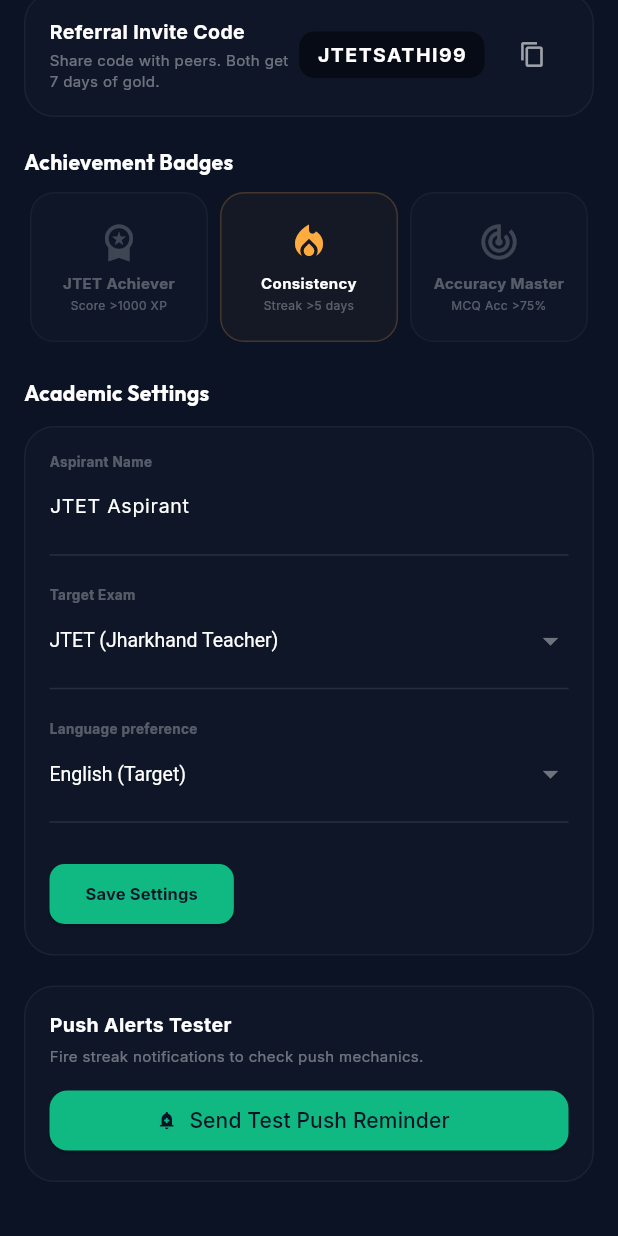
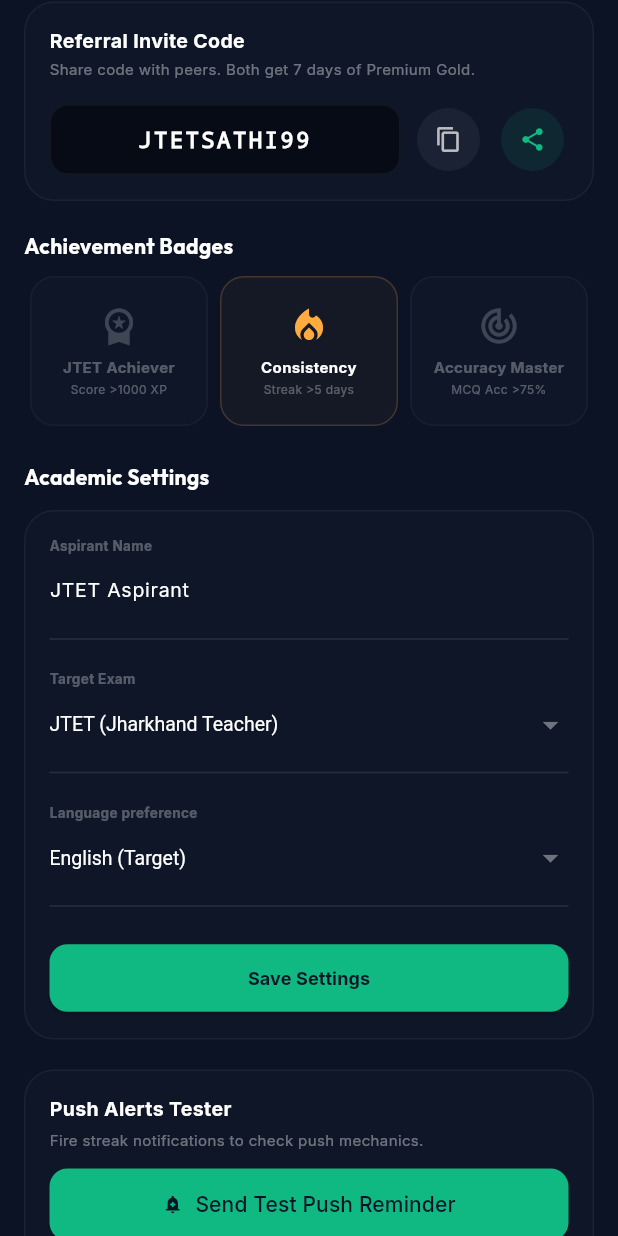
Before and after one commit to amankumard721/upsc, a Flutter app: the ProfileScreen screen opened directly, scrolled down 576 dp, on a phone screen of 412 x 824 dp. Run offline on Flutter 3.47's test engine with Material 3 defaults, Android fonts, the light colour scheme and no system bars; our stand-ins replace google_fonts, just_audio, shared_preferences, supabase_flutter; accounts and stored records are empty; network calls fail.

Commit message:
feat: redesign portfolio screen - add real referral sharing and sign out actions

```diff
--- a/prepai_flutter/lib/screens/profile_screen.dart
+++ b/prepai_flutter/lib/screens/profile_screen.dart
@@ -1,9 +1,11 @@
 import 'package:flutter/material.dart';
+import 'package:flutter/services.dart';
 import 'package:provider/provider.dart';
 import 'dart:async';
 import 'package:shared_preferences/shared_preferences.dart';
 import '../providers/app_state.dart';
 import '../models/models.dart';
+import 'login_screen.dart';
 
 class ProfileScreen extends StatefulWidget {
   const ProfileScreen({super.key});
@@ -103,67 +105,60 @@ class _ProfileScreenState extends State<ProfileScreen> {
                     ),
                   ),
 
-                  // Gateway detail list
                   Padding(
-                    padding: const EdgeInsets.all(20.0),
+                    padding: const EdgeInsets.all(20),
                     child: Column(
                       children: [
                         Row(
                           mainAxisAlignment: MainAxisAlignment.spaceBetween,
                           children: [
-                            Text('Upgrade Price:', style: TextStyle(color: Colors.white.withOpacity(0.4), fontSize: 12)),
-                            const Text('₹199.00 INR', style: TextStyle(color: Colors.white, fontSize: 13, fontWeight: FontWeight.bold)),
+                            Text('Plan Price:', style: TextStyle(color: Colors.white.withOpacity(0.5), fontSize: 12)),
+                            const Text('₹199.00 INR', style: TextStyle(color: Colors.white, fontWeight: FontWeight.bold, fontSize: 12)),
                           ],
                         ),
-                        const SizedBox(height: 10),
+                        const SizedBox(height: 8),
                         Row(
                           mainAxisAlignment: MainAxisAlignment.spaceBetween,
                           children: [
-                            Text('Welcome Bonus:', style: TextStyle(color: Colors.white.withOpacity(0.4), fontSize: 12)),
-                            Text('+300 XP Points', style: TextStyle(color: goldColor, fontSize: 13, fontWeight: FontWeight.bold)),
+                            Text('XP Welcome Bonus:', style: TextStyle(color: Colors.white.withOpacity(0.5), fontSize: 12)),
+                            const Text('+300 XP', style: TextStyle(color: Colors.greenAccent, fontWeight: FontWeight.bold, fontSize: 12)),
                           ],
                         ),
-                        const Divider(color: Colors.white10, height: 24),
+                        const SizedBox(height: 24),
 
-                        Text(
-                          'Secure payment gateway encryption enabled',
-                          style: TextStyle(color: Colors.white.withOpacity(0.2), fontSize: 9),
-                        ),
-                        const SizedBox(height: 20),
-
-                        // Action button
+                        if (gatewayLoading)
+                          const Column(
+                            children: [
+                              CircularProgressIndicator(color: Colors.indigo),
+                              SizedBox(height: 12),
+                              Text('Processing payment gateway simulator...', style: TextStyle(color: Colors.white54, fontSize: 10)),
+                            ],
+                          )
+                        else
                           SizedBox(
                             width: double.infinity,
-                          height: 44,
                             child: ElevatedButton(
-                            onPressed: gatewayLoading ? null : () async {
+                              onPressed: () {
                                 setModalState(() {
                                   gatewayLoading = true;
                                 });
-                              // Simulate bank gateway delay
-                              await Future.delayed(const Duration(seconds: 2));
-
+                                Timer(const Duration(seconds: 2), () async {
                                   await state.upgradeToPremium();
-
                                   if (context.mounted) {
-                                Navigator.pop(context); // Close gateway modal
-                                _showUpgradeSuccessDialog(goldColor);
+                                    Navigator.pop(context);
+                                    _showSuccessUpgradeDialog();
                                   }
+                                });
                               },
                               style: ElevatedButton.styleFrom(
                                 backgroundColor: Colors.indigo,
-                              disabledBackgroundColor: Colors.indigo.withOpacity(0.3),
+                                foregroundColor: Colors.white,
+                                padding: const EdgeInsets.symmetric(vertical: 16),
                                 shape: RoundedRectangleBorder(borderRadius: BorderRadius.circular(12)),
                               ),
-                            child: gatewayLoading
-                                ? const SizedBox(
-                                    width: 20,
-                                    height: 20,
-                                    child: CircularProgressIndicator(color: Colors.white, strokeWidth: 2),
-                                  )
-                                : const Text('Pay ₹199 via Card/UPI', style: TextStyle(color: Colors.white, fontWeight: FontWeight.bold, fontSize: 13)),
+                              child: const Text('Simulate Successful Upgrade', style: TextStyle(fontWeight: FontWeight.bold)),
                             ),
-                        )
+                          ),
                       ],
                     ),
                   )
@@ -176,30 +171,30 @@ class _ProfileScreenState extends State<ProfileScreen> {
     );
   }
 
-  void _showUpgradeSuccessDialog(Color goldColor) {
+  void _showSuccessUpgradeDialog() {
     showDialog(
       context: context,
       builder: (context) => AlertDialog(
         backgroundColor: const Color(0xFF070B16),
         shape: RoundedRectangleBorder(
           borderRadius: BorderRadius.circular(20),
-          side: BorderSide(color: goldColor, width: 1.5),
+          side: const BorderSide(color: Color(0xFF10B981), width: 1.5),
         ),
-        title: Row(
+        title: const Row(
           children: [
-            Icon(Icons.stars, color: goldColor),
-            const SizedBox(width: 8),
-            const Text('Gold Upgraded!', style: TextStyle(color: Colors.white, fontFamily: 'Outfit')),
+            Icon(Icons.stars, color: Color(0xFF10B981)),
+            SizedBox(width: 8),
+            Text('Upgrade Complete!', style: TextStyle(color: Colors.white, fontFamily: 'Outfit')),
           ],
         ),
         content: const Text(
-          'Welcome to JTET Sathi Premium! All study materials and mock tests are now unlocked. +300 XP welcome bonus points have been added to your dashboard.',
+          'Premium benefits active! You have been awarded 300 XP and unlimited access to JTET Sathi mock tests.',
           style: TextStyle(color: Colors.white70, fontSize: 13, height: 1.4),
         ),
         actions: [
           ElevatedButton(
             onPressed: () => Navigator.pop(context),
-            style: ElevatedButton.styleFrom(backgroundColor: goldColor, foregroundColor: const Color(0xFF0B1325)),
+            style: ElevatedButton.styleFrom(backgroundColor: const Color(0xFF10B981), foregroundColor: const Color(0xFF0B1325)),
             child: const Text('Launch Course', style: TextStyle(fontWeight: FontWeight.bold)),
           )
         ],
@@ -239,9 +234,71 @@ class _ProfileScreenState extends State<ProfileScreen> {
     );
   }
 
+  Future<void> _handleSignOut(AppState state) async {
+    // Show confirmation dialog first
+    final confirm = await showDialog<bool>(
+      context: context,
+      builder: (context) => AlertDialog(
+        backgroundColor: const Color(0xFF070B16),
+        shape: RoundedRectangleBorder(
+          borderRadius: BorderRadius.circular(20),
+          side: BorderSide(color: Colors.white.withOpacity(0.1)),
+        ),
+        title: const Text('Sign Out', style: TextStyle(color: Colors.white, fontFamily: 'Outfit')),
+        content: const Text('Are you sure you want to sign out from JTET Sathi?', style: TextStyle(color: Colors.white70, fontSize: 13)),
+        actions: [
+          TextButton(
+            onPressed: () => Navigator.pop(context, false),
+            child: const Text('Cancel', style: TextStyle(color: Colors.white60)),
+          ),
+          ElevatedButton(
+            onPressed: () => Navigator.pop(context, true),
+            style: ElevatedButton.styleFrom(backgroundColor: Colors.redAccent, foregroundColor: Colors.white),
+            child: const Text('Sign Out', style: TextStyle(fontWeight: FontWeight.bold)),
+          ),
+        ],
+      ),
+    );
+
+    if (confirm == true) {
+      await state.signOut();
+      if (mounted) {
+        Navigator.pushAndRemoveUntil(
+          context,
+          MaterialPageRoute(builder: (context) => const LoginScreen()),
+          (route) => false,
+        );
+      }
+    }
+  }
+
+  void _shareApp(String inviteCode) {
+    final text = 'Hey! Prepare for JTET with me on JTET Sathi. Use my code "$inviteCode" to unlock 7 days of Premium Gold mock series for free! Download the app now.';
+    Clipboard.setData(ClipboardData(text: text));
+    ScaffoldMessenger.of(context).showSnackBar(
+      SnackBar(
+        backgroundColor: const Color(0xFF10B981),
+        behavior: SnackBarBehavior.floating,
+        shape: RoundedRectangleBorder(borderRadius: BorderRadius.circular(12)),
+        content: const Row(
+          children: [
+            Icon(Icons.check_circle_outline, color: Color(0xFF0B1325)),
+            SizedBox(width: 8),
+            Expanded(
+              child: Text(
+                'Share text with referral code copied to clipboard!',
+                style: TextStyle(color: Color(0xFF0B1325), fontSize: 11, fontWeight: FontWeight.bold),
+              ),
+            ),
+          ],
+        ),
+      ),
+    );
+  }
+
   @override
-  Widget build(BuildContext StateContext) {
-    final state = Provider.of<AppState>(StateContext);
+  Widget build(BuildContext context) {
+    final state = Provider.of<AppState>(context);
     final profile = state.profile;
     final goldColor = const Color(0xFF10B981);
 
@@ -255,6 +312,8 @@ class _ProfileScreenState extends State<ProfileScreen> {
     final hasFlame = (profile?.streak ?? 0) >= 5;
     final hasTarget = averageAccuracy >= 75 && totalSolved >= 5;
 
+    final inviteCode = 'JTETSATHI99';
+
     return Scaffold(
       backgroundColor: const Color(0xFF0B1325),
       body: SafeArea(
@@ -263,6 +322,7 @@ class _ProfileScreenState extends State<ProfileScreen> {
           child: Column(
             crossAxisAlignment: CrossAxisAlignment.start,
             children: [
+              // Header
               const Text(
                 'Aspirant Portfolio',
                 style: TextStyle(
@@ -280,17 +340,17 @@ class _ProfileScreenState extends State<ProfileScreen> {
                 padding: const EdgeInsets.all(16),
                 decoration: BoxDecoration(
                   color: Colors.white.withOpacity(0.02),
-                  borderRadius: BorderRadius.circular(20),
+                  borderRadius: BorderRadius.circular(24),
                   border: Border.all(color: Colors.white.withOpacity(0.06)),
                 ),
                 child: Row(
                   children: [
                     CircleAvatar(
-                      radius: 30,
+                      radius: 32,
                       backgroundColor: goldColor.withOpacity(0.12),
                       child: Text(
-                        (profile?.fullName ?? 'U').substring(0, 1),
-                        style: TextStyle(color: goldColor, fontSize: 24, fontWeight: FontWeight.bold),
+                        (profile?.fullName ?? 'U').substring(0, 1).toUpperCase(),
+                        style: TextStyle(color: goldColor, fontSize: 26, fontWeight: FontWeight.bold),
                       ),
                     ),
                     const SizedBox(width: 16),
@@ -310,7 +370,7 @@ class _ProfileScreenState extends State<ProfileScreen> {
                           const SizedBox(height: 8),
                           profile?.isPremium == true
                               ? Container(
-                                  padding: const EdgeInsets.symmetric(horizontal: 8, vertical: 2),
+                                  padding: const EdgeInsets.symmetric(horizontal: 8, vertical: 3),
                                   decoration: BoxDecoration(
                                     color: goldColor.withOpacity(0.15),
                                     borderRadius: BorderRadius.circular(10),
@@ -329,7 +389,7 @@ class _ProfileScreenState extends State<ProfileScreen> {
                                   ),
                                 )
                               : Container(
-                                  padding: const EdgeInsets.symmetric(horizontal: 8, vertical: 2),
+                                  padding: const EdgeInsets.symmetric(horizontal: 8, vertical: 3),
                                   decoration: BoxDecoration(
                                     color: Colors.white.withOpacity(0.05),
                                     borderRadius: BorderRadius.circular(10),
@@ -346,7 +406,7 @@ class _ProfileScreenState extends State<ProfileScreen> {
                   ],
                 ),
               ),
-              const SizedBox(height: 16),
+              const SizedBox(height: 20),
 
               // 2. Academic Metrics Grid
               const Text('Academic Metrics', style: TextStyle(color: Colors.white, fontSize: 14, fontWeight: FontWeight.bold, fontFamily: 'Outfit')),
@@ -375,7 +435,7 @@ class _ProfileScreenState extends State<ProfileScreen> {
                   gradient: LinearGradient(
                     colors: [
                       const Color(0xFF0F172A),
-                      Colors.indigo.withOpacity(0.1),
+                      Colors.indigo.withOpacity(0.12),
                     ],
                   ),
                   borderRadius: BorderRadius.circular(20),
@@ -427,7 +487,7 @@ class _ProfileScreenState extends State<ProfileScreen> {
               ),
               const SizedBox(height: 20),
 
-              // 4. Invite & Referral code
+              // 4. Invite & Referral code & Share Controls
               Container(
                 padding: const EdgeInsets.all(16),
                 decoration: BoxDecoration(
@@ -435,41 +495,52 @@ class _ProfileScreenState extends State<ProfileScreen> {
                   borderRadius: BorderRadius.circular(20),
                   border: Border.all(color: Colors.white.withOpacity(0.05)),
                 ),
-                child: Row(
-                  mainAxisAlignment: MainAxisAlignment.spaceBetween,
-                  children: [
-                    Expanded(
                 child: Column(
-                        crossAxisAlignment: CrossAxisAlignment.start,
+                  crossAxisAlignment: CrossAxisAlignment.stretch,
                   children: [
                     const Text('Referral Invite Code', style: TextStyle(color: Colors.white, fontSize: 13, fontWeight: FontWeight.bold)),
                     const SizedBox(height: 2),
-                          Text('Share code with peers. Both get 7 days of gold.', style: TextStyle(color: Colors.white.withOpacity(0.4), fontSize: 10)),
-                        ],
-                      ),
-                    ),
+                    Text('Share code with peers. Both get 7 days of Premium Gold.', style: TextStyle(color: Colors.white.withOpacity(0.4), fontSize: 10)),
+                    const SizedBox(height: 16),
                     Row(
                       children: [
-                        Container(
-                          padding: const EdgeInsets.symmetric(horizontal: 12, vertical: 6),
+                        Expanded(
+                          child: Container(
+                            padding: const EdgeInsets.symmetric(horizontal: 16, vertical: 12),
                             decoration: BoxDecoration(
                               color: const Color(0xFF070B16),
-                            borderRadius: BorderRadius.circular(10),
+                              borderRadius: BorderRadius.circular(12),
+                              border: Border.all(color: Colors.white.withOpacity(0.05)),
                             ),
-                          child: const Text(
-                            'JTETSATHI99',
-                            style: TextStyle(color: Colors.white, fontSize: 13, fontWeight: FontWeight.bold, letterSpacing: 1),
+                            child: Text(
+                              inviteCode,
+                              textAlign: TextAlign.center,
+                              style: const TextStyle(color: Colors.white, fontSize: 15, fontWeight: FontWeight.bold, letterSpacing: 1.5, fontFamily: 'monospace'),
+                            ),
                           ),
                         ),
                         const SizedBox(width: 8),
                         IconButton(
                           onPressed: () {
-                            // Mock clipboard copy action
+                            Clipboard.setData(ClipboardData(text: inviteCode));
                             ScaffoldMessenger.of(context).showSnackBar(
                               const SnackBar(content: Text('Referral code copied to clipboard!')),
                             );
                           },
-                          icon: const Icon(Icons.copy, color: Colors.white60, size: 18),
+                          style: IconButton.styleFrom(
+                            backgroundColor: Colors.white.withOpacity(0.05),
+                            padding: const EdgeInsets.all(12),
+                          ),
+                          icon: const Icon(Icons.copy, color: Colors.white70, size: 18),
+                        ),
+                        const SizedBox(width: 8),
+                        IconButton(
+                          onPressed: () => _shareApp(inviteCode),
+                          style: IconButton.styleFrom(
+                            backgroundColor: goldColor.withOpacity(0.1),
+                            padding: const EdgeInsets.all(12),
+                          ),
+                          icon: Icon(Icons.share, color: goldColor, size: 18),
                         )
                       ],
                     )
@@ -515,7 +586,7 @@ class _ProfileScreenState extends State<ProfileScreen> {
                           child: const Text('Settings saved successfully.', style: TextStyle(color: Colors.greenAccent, fontSize: 11)),
                         ),
 
-                      // Aspirant Name Input
+                      // Name Input
                       const Text('Aspirant Name', style: TextStyle(color: Colors.white30, fontSize: 9, fontWeight: FontWeight.bold)),
                       TextFormField(
                         controller: _nameController,
@@ -534,7 +605,7 @@ class _ProfileScreenState extends State<ProfileScreen> {
                       const Divider(color: Colors.white10),
                       const SizedBox(height: 12),
 
-                      // Syllabus Select Dropdown
+                      // Syllabus Selection Dropdown
                       const Text('Target Exam', style: TextStyle(color: Colors.white30, fontSize: 9, fontWeight: FontWeight.bold)),
                       DropdownButton<String>(
                         value: _examSyllabus,
@@ -560,7 +631,7 @@ class _ProfileScreenState extends State<ProfileScreen> {
                       const Divider(color: Colors.white10),
                       const SizedBox(height: 12),
 
-                      // Language Preference Select Dropdown
+                      // Language Dropdown
                       const Text('Language preference', style: TextStyle(color: Colors.white30, fontSize: 9, fontWeight: FontWeight.bold)),
                       DropdownButton<String>(
                         value: _languagePref,
@@ -584,14 +655,18 @@ class _ProfileScreenState extends State<ProfileScreen> {
                       const Divider(color: Colors.white10),
                       const SizedBox(height: 16),
 
-                      ElevatedButton(
+                      SizedBox(
+                        width: double.infinity,
+                        child: ElevatedButton(
                           onPressed: _saveSettings,
                           style: ElevatedButton.styleFrom(
                             backgroundColor: goldColor,
                             foregroundColor: const Color(0xFF0B1325),
-                          shape: RoundedRectangleBorder(borderRadius: BorderRadius.circular(10)),
+                            padding: const EdgeInsets.symmetric(vertical: 14),
+                            shape: RoundedRectangleBorder(borderRadius: BorderRadius.circular(12)),
                           ),
-                        child: const Text('Save Settings', style: TextStyle(fontWeight: FontWeight.bold, fontSize: 11)),
+                          child: const Text('Save Settings', style: TextStyle(fontWeight: FontWeight.bold, fontSize: 12)),
+                        ),
                       ),
                     ],
                   ),
@@ -599,7 +674,7 @@ class _ProfileScreenState extends State<ProfileScreen> {
               ),
               const SizedBox(height: 20),
 
-              // 7. System alerts testing
+              // 7. Push alerts testing
               Container(
                 width: double.infinity,
                 padding: const EdgeInsets.all(16),
@@ -619,11 +694,12 @@ class _ProfileScreenState extends State<ProfileScreen> {
                       width: double.infinity,
                       child: ElevatedButton.icon(
                         onPressed: _simulateLocalNotification,
-                        icon: Icon(Icons.add_alert_rounded, size: 14, color: const Color(0xFF0B1325)),
+                        icon: const Icon(Icons.add_alert_rounded, size: 14, color: Color(0xFF0B1325)),
                         label: const Text('Send Test Push Reminder'),
                         style: ElevatedButton.styleFrom(
                           backgroundColor: goldColor,
                           foregroundColor: const Color(0xFF0B1325),
+                          padding: const EdgeInsets.symmetric(vertical: 14),
                           shape: RoundedRectangleBorder(borderRadius: BorderRadius.circular(12)),
                         ),
                       ),
@@ -631,7 +707,26 @@ class _ProfileScreenState extends State<ProfileScreen> {
                   ],
                 ),
               ),
-              const SizedBox(height: 32),
+              const SizedBox(height: 24),
+
+              // 8. Sign Out Control (Beautiful red outlined block)
+              SizedBox(
+                width: double.infinity,
+                child: OutlinedButton.icon(
+                  onPressed: () => _handleSignOut(state),
+                  icon: const Icon(Icons.logout_rounded, size: 16, color: Colors.redAccent),
+                  label: const Text(
+                    'Sign Out Account',
+                    style: TextStyle(color: Colors.redAccent, fontSize: 13, fontWeight: FontWeight.bold, fontFamily: 'Outfit'),
+                  ),
+                  style: OutlinedButton.styleFrom(
+                    padding: const EdgeInsets.symmetric(vertical: 16),
+                    side: BorderSide(color: Colors.redAccent.withOpacity(0.35)),
+                    shape: RoundedRectangleBorder(borderRadius: BorderRadius.circular(16)),
+                  ),
+                ),
+              ),
+              const SizedBox(height: 48),
             ],
           ),
         ),
```
Lines whose indentation alone changed are shown as unchanged.
